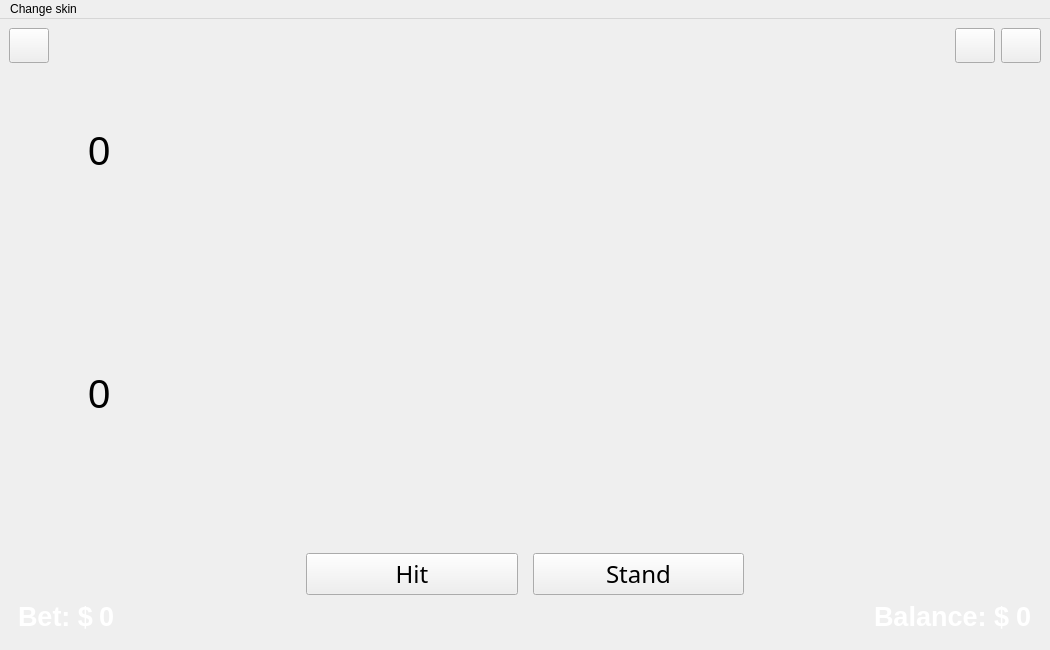
Qt form src/ui/mainwindow.ui (ShevaMed/BlackJack) before a commit.
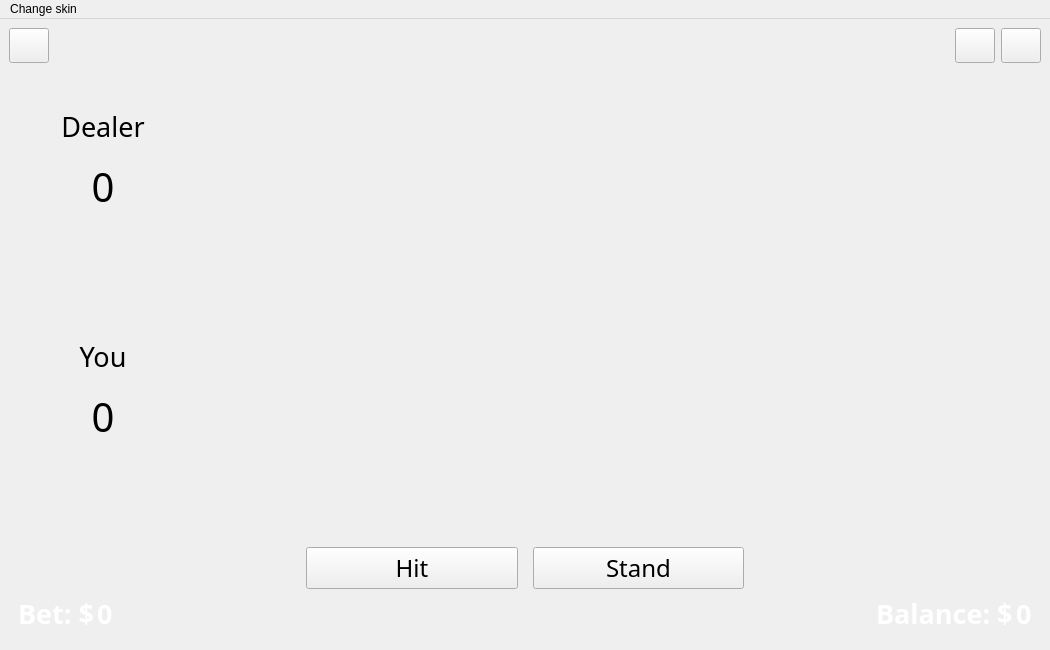
The same form after that commit. The open tabs and pages were chosen to show the change. Icons and pictures are not drawn.

Diff of the .ui file:
```diff
--- a/src/ui/mainwindow.ui
+++ b/src/ui/mainwindow.ui
@@ -838,7 +838,7 @@
           <property name="sizeHint" stdset="0">
            <size>
             <width>20</width>
-            <height>50</height>
+            <height>30</height>
            </size>
           </property>
          </spacer>
@@ -855,29 +855,77 @@
             </property>
             <property name="sizeHint" stdset="0">
              <size>
-              <width>70</width>
+              <width>35</width>
               <height>20</height>
              </size>
             </property>
            </spacer>
           </item>
           <item>
-           <widget class="QLabel" name="dealerScoreLabel">
-            <property name="font">
-             <font>
-              <pointsize>30</pointsize>
-             </font>
-            </property>
-            <property name="text">
-             <string>0</string>
-            </property>
-           </widget>
+           <layout class="QVBoxLayout" name="verticalLayout_8">
+            <item>
+             <widget class="QLabel" name="label_5">
+              <property name="minimumSize">
+               <size>
+                <width>100</width>
+                <height>0</height>
+               </size>
+              </property>
+              <property name="maximumSize">
+               <size>
+                <width>100</width>
+                <height>16777215</height>
+               </size>
+              </property>
+              <property name="font">
+               <font>
+                <family>Cascadia Mono</family>
+                <pointsize>20</pointsize>
+               </font>
+              </property>
+              <property name="text">
+               <string>Dealer</string>
+              </property>
+              <property name="alignment">
+               <set>Qt::AlignCenter</set>
+              </property>
+             </widget>
+            </item>
+            <item>
+             <widget class="QLabel" name="dealerScoreLabel">
+              <property name="minimumSize">
+               <size>
+                <width>70</width>
+                <height>70</height>
+               </size>
+              </property>
+              <property name="font">
+               <font>
+                <family>Cascadia Mono</family>
+                <pointsize>30</pointsize>
+               </font>
+              </property>
+              <property name="styleSheet">
+               <string notr="true"/>
+              </property>
+              <property name="text">
+               <string>0</string>
+              </property>
+              <property name="alignment">
+               <set>Qt::AlignCenter</set>
+              </property>
+             </widget>
+            </item>
+           </layout>
           </item>
           <item>
            <spacer name="horizontalSpacer_18">
             <property name="orientation">
              <enum>Qt::Horizontal</enum>
             </property>
+            <property name="sizeType">
+             <enum>QSizePolicy::Expanding</enum>
+            </property>
             <property name="sizeHint" stdset="0">
              <size>
               <width>40</width>
@@ -919,29 +967,80 @@
             </property>
             <property name="sizeHint" stdset="0">
              <size>
-              <width>70</width>
+              <width>35</width>
               <height>20</height>
              </size>
             </property>
            </spacer>
           </item>
           <item>
-           <widget class="QLabel" name="playerScoreLabel">
-            <property name="font">
-             <font>
-              <pointsize>30</pointsize>
-             </font>
-            </property>
-            <property name="text">
-             <string>0</string>
-            </property>
-           </widget>
+           <layout class="QVBoxLayout" name="verticalLayout_7">
+            <item>
+             <widget class="QLabel" name="label_3">
+              <property name="minimumSize">
+               <size>
+                <width>100</width>
+                <height>0</height>
+               </size>
+              </property>
+              <property name="maximumSize">
+               <size>
+                <width>100</width>
+                <height>16777215</height>
+               </size>
+              </property>
+              <property name="font">
+               <font>
+                <family>Cascadia Mono</family>
+                <pointsize>20</pointsize>
+               </font>
+              </property>
+              <property name="text">
+               <string>You</string>
+              </property>
+              <property name="alignment">
+               <set>Qt::AlignCenter</set>
+              </property>
+             </widget>
+            </item>
+            <item>
+             <widget class="QLabel" name="playerScoreLabel">
+              <property name="minimumSize">
+               <size>
+                <width>70</width>
+                <height>70</height>
+               </size>
+              </property>
+              <property name="font">
+               <font>
+                <family>Cascadia Mono</family>
+                <pointsize>30</pointsize>
+               </font>
+              </property>
+              <property name="styleSheet">
+               <string notr="true"/>
+              </property>
+              <property name="text">
+               <string>0</string>
+              </property>
+              <property name="scaledContents">
+               <bool>false</bool>
+              </property>
+              <property name="alignment">
+               <set>Qt::AlignCenter</set>
+              </property>
+             </widget>
+            </item>
+           </layout>
           </item>
           <item>
            <spacer name="horizontalSpacer_17">
             <property name="orientation">
              <enum>Qt::Horizontal</enum>
             </property>
+            <property name="sizeType">
+             <enum>QSizePolicy::Expanding</enum>
+            </property>
             <property name="sizeHint" stdset="0">
              <size>
               <width>40</width>
@@ -963,7 +1062,7 @@
           <property name="sizeHint" stdset="0">
            <size>
             <width>20</width>
-            <height>130</height>
+            <height>90</height>
            </size>
           </property>
          </spacer>
@@ -1064,10 +1163,14 @@
          <layout class="QHBoxLayout" name="horizontalLayout_12">
           <item>
            <layout class="QHBoxLayout" name="horizontalLayout_11">
+            <property name="spacing">
+             <number>3</number>
+            </property>
             <item>
              <widget class="QLabel" name="label_7">
               <property name="font">
                <font>
+                <family>Cascadia Mono</family>
                 <pointsize>20</pointsize>
                 <bold>true</bold>
                </font>
@@ -1081,6 +1184,7 @@
              <widget class="QLabel" name="betGameLabel">
               <property name="font">
                <font>
+                <family>Cascadia Mono</family>
                 <pointsize>20</pointsize>
                 <bold>true</bold>
                </font>
@@ -1107,10 +1211,14 @@
           </item>
           <item>
            <layout class="QHBoxLayout" name="horizontalLayout_10">
+            <property name="spacing">
+             <number>3</number>
+            </property>
             <item>
              <widget class="QLabel" name="label_8">
               <property name="font">
                <font>
+                <family>Cascadia Mono</family>
                 <pointsize>20</pointsize>
                 <bold>true</bold>
                </font>
@@ -1124,6 +1232,7 @@
              <widget class="QLabel" name="balanceGameLabel">
               <property name="font">
                <font>
+                <family>Cascadia Mono</family>
                 <pointsize>20</pointsize>
                 <bold>true</bold>
                </font>
```
Left out of the diff: 99 changed lines with no effect on the pictures.
